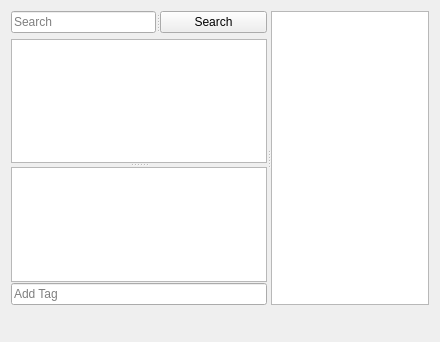
Above: searchtab.ui from saelz/Pyros-qt before the change. Below: the same form after it.
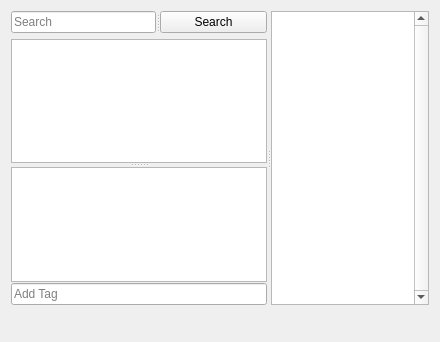
That is the form after the change. Custom widgets are drawn as their Qt base class.

What changed in the file:
```diff
--- a/searchtab.ui
+++ b/searchtab.ui
@@ -156,6 +156,9 @@
         </property>
         <item>
          <widget class="FileView" name="file_view">
+          <property name="verticalScrollBarPolicy">
+           <enum>Qt::ScrollBarAlwaysOn</enum>
+          </property>
           <property name="horizontalScrollBarPolicy">
            <enum>Qt::ScrollBarAlwaysOff</enum>
           </property>
```
